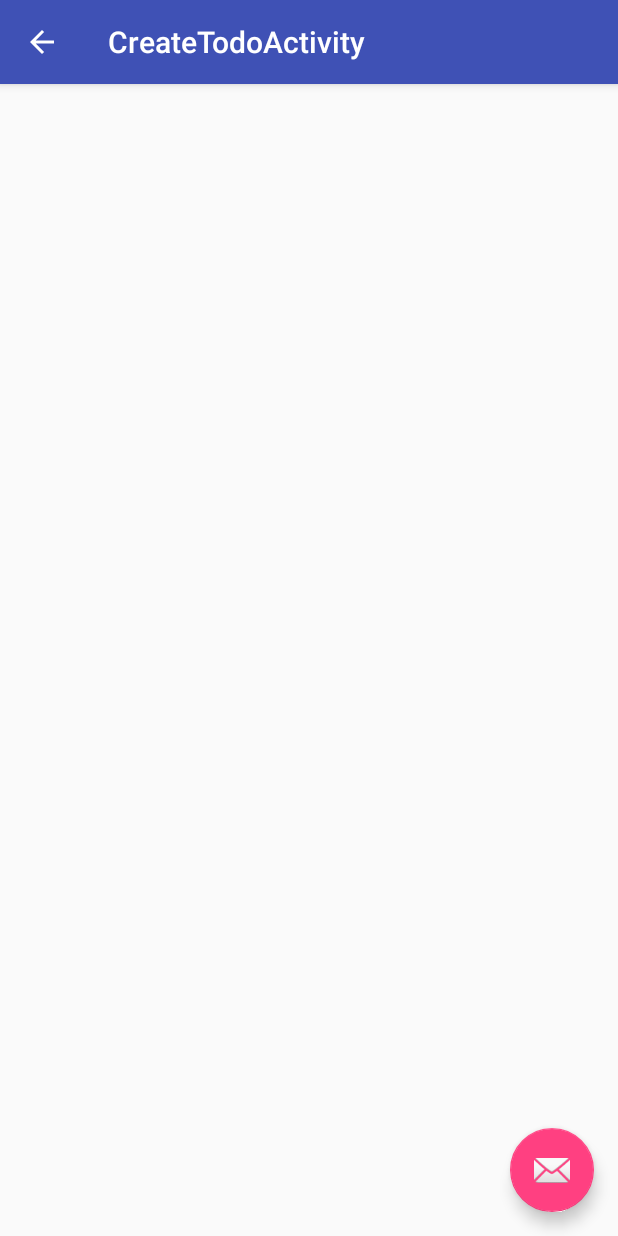
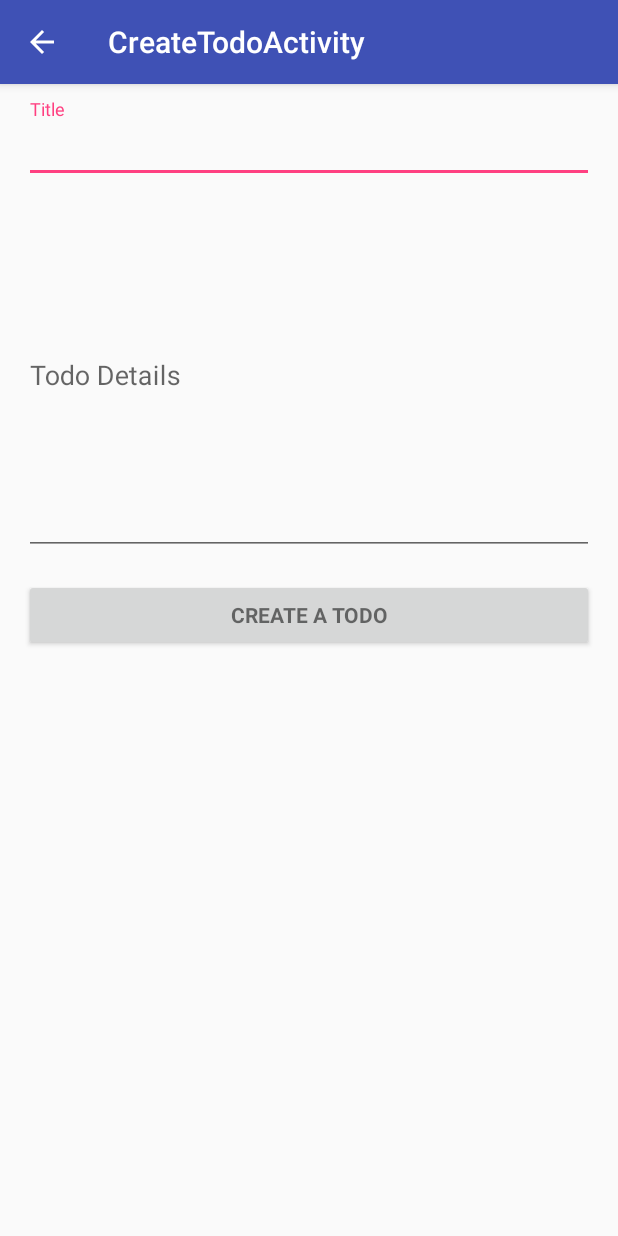
Before and after one commit to lon-albert/mentoring-todo_app, an Android app: the CreateTodoActivity screen opened directly, with no data from a screen before it, on a phone screen of 412 x 824 dp. Run offline under Robolectric (Android 15) with nearby library versions, the phone set to English and light mode, and no system bars.

Commit message:
MainActivity and CreateToDoActivity

```diff
--- a/app/src/main/AndroidManifest.xml
+++ b/app/src/main/AndroidManifest.xml
@@ -1,6 +1,11 @@
 <?xml version="1.0" encoding="utf-8"?>
 <manifest xmlns:android="http://schemas.android.com/apk/res/android"
     package="com.android.ilab.todoapp">
+
+    <!-- To auto-complete the email text field in the login form with the user's emails -->
+    <uses-permission android:name="android.permission.GET_ACCOUNTS" />
+    <uses-permission android:name="android.permission.READ_PROFILE" />
+    <uses-permission android:name="android.permission.READ_CONTACTS" />
 
     <application
         android:allowBackup="true"
--- a/app/src/main/java/com/android/ilab/todoapp/CreateTodoActivity.java
+++ b/app/src/main/java/com/android/ilab/todoapp/CreateTodoActivity.java
@@ -1,13 +1,18 @@
 package com.android.ilab.todoapp;
 
 import android.os.Bundle;
-import android.support.design.widget.FloatingActionButton;
-import android.support.design.widget.Snackbar;
 import android.support.v7.app.AppCompatActivity;
+import android.support.v7.widget.AppCompatButton;
 import android.support.v7.widget.Toolbar;
 import android.view.View;
+import android.widget.AutoCompleteTextView;
+import android.widget.EditText;
 
 public class CreateTodoActivity extends AppCompatActivity {
+
+    AutoCompleteTextView titleView;
+    EditText detailView;
+    AppCompatButton sendButton;
 
     @Override
     protected void onCreate(Bundle savedInstanceState) {
@@ -16,15 +21,46 @@ public class CreateTodoActivity extends AppCompatActivity {
         Toolbar toolbar = (Toolbar) findViewById(R.id.toolbar);
         setSupportActionBar(toolbar);
 
-        FloatingActionButton fab = (FloatingActionButton) findViewById(R.id.fab);
-        fab.setOnClickListener(new View.OnClickListener() {
-            @Override
-            public void onClick(View view) {
-                Snackbar.make(view, "Replace with your own action", Snackbar.LENGTH_LONG)
-                        .setAction("Action", null).show();
-            }
-        });
+        titleView = (AutoCompleteTextView) findViewById(R.id.title);
+        detailView = (EditText) findViewById(R.id.detail);
+        sendButton = (AppCompatButton) findViewById(R.id.create_button);
+
         getSupportActionBar().setDisplayHomeAsUpEnabled(true);
+
+        sendButton.setOnClickListener(
+                new View.OnClickListener() {
+                    @Override
+                    public void onClick(View v) {
+                        postData();
+                    }
+                }
+        );
+
     }
 
+    private void postData() {
+        if(!validateData()) {
+            return;
+        }
+
+        // TODO Implement posting to server
+    }
+
+    private boolean validateData() {
+        String title = titleView.getText().toString();
+        String detail = detailView.getText().toString();
+
+        if(title.length() < 3 || title.length() > 20){
+            titleView.setError("Must be between 3 and 20 characters");
+        }
+
+        if((detail.length() < 5 || detail.length() > 200)){
+            detailView.setError("Must be between 5 and 200 characters");
+        }
+
+        return false;
+
+    }
+
+
 }
--- a/app/src/main/res/layout/activity_create_todo.xml
+++ b/app/src/main/res/layout/activity_create_todo.xml
@@ -23,12 +23,4 @@
 
     <include layout="@layout/content_create_todo" />
 
-    <android.support.design.widget.FloatingActionButton
-        android:id="@+id/fab"
-        android:layout_width="wrap_content"
-        android:layout_height="wrap_content"
-        android:layout_gravity="bottom|end"
-        android:layout_margin="@dimen/fab_margin"
-        app:srcCompat="@android:drawable/ic_dialog_email" />
-
 </android.support.design.widget.CoordinatorLayout>
--- a/app/src/main/res/layout/content_create_todo.xml
+++ b/app/src/main/res/layout/content_create_todo.xml
@@ -1,16 +1,74 @@
-<?xml version="1.0" encoding="utf-8"?>
-<RelativeLayout xmlns:android="http://schemas.android.com/apk/res/android"
-    xmlns:app="http://schemas.android.com/apk/res-auto"
-    xmlns:tools="http://schemas.android.com/tools"
-    android:id="@+id/content_create_todo"
+<LinearLayout xmlns:android="http://schemas.android.com/apk/res/android"
     android:layout_width="match_parent"
     android:layout_height="match_parent"
+    android:gravity="center_horizontal"
+    android:orientation="vertical"
     android:paddingBottom="@dimen/activity_vertical_margin"
     android:paddingLeft="@dimen/activity_horizontal_margin"
     android:paddingRight="@dimen/activity_horizontal_margin"
-    android:paddingTop="@dimen/activity_vertical_margin"
-    app:layout_behavior="@string/appbar_scrolling_view_behavior"
-    tools:context="com.android.ilab.todoapp.CreateTodoActivity"
-    tools:showIn="@layout/activity_create_todo">
+    android:paddingTop="@dimen/activity_vertical_margin">
 
-</RelativeLayout>
+    <!-- Login progress -->
+    <ProgressBar
+        android:id="@+id/login_progress"
+        style="?android:attr/progressBarStyleLarge"
+        android:layout_width="wrap_content"
+        android:layout_height="wrap_content"
+        android:layout_marginBottom="8dp"
+        android:visibility="gone" />
+
+
+    <ScrollView
+        android:id="@+id/login_form"
+        android:layout_width="match_parent"
+        android:layout_height="match_parent"
+        android:layout_marginTop="50dp">
+
+        <LinearLayout
+            android:id="@+id/email_login_form"
+            android:layout_width="match_parent"
+            android:layout_height="wrap_content"
+            android:orientation="vertical">
+
+            <android.support.design.widget.TextInputLayout
+                android:layout_width="match_parent"
+                android:layout_height="wrap_content">
+
+                <AutoCompleteTextView
+                    android:id="@+id/title"
+                    android:layout_width="match_parent"
+                    android:layout_height="wrap_content"
+                    android:hint="@string/title"
+                    android:inputType="textEmailAddress"
+                    android:maxLines="1"
+                    android:singleLine="true" />
+
+            </android.support.design.widget.TextInputLayout>
+
+            <android.support.design.widget.TextInputLayout
+                android:layout_width="match_parent"
+                android:layout_height="wrap_content">
+
+                <EditText
+                    android:id="@+id/detail"
+                    android:layout_width="match_parent"
+                    android:layout_height="wrap_content"
+                    android:hint="@string/detail"
+                    android:inputType="textMultiLine"
+                    android:minLines="10"
+                    android:singleLine="true" />
+
+            </android.support.design.widget.TextInputLayout>
+
+            <android.support.v7.widget.AppCompatButton
+                android:id="@+id/create_button"
+                style="?android:textAppearanceSmall"
+                android:layout_width="match_parent"
+                android:layout_height="wrap_content"
+                android:layout_marginTop="16dp"
+                android:text="@string/action_create_todo"
+                android:textStyle="bold" />
+
+        </LinearLayout>
+    </ScrollView>
+</LinearLayout>
--- a/app/src/main/res/values/strings.xml
+++ b/app/src/main/res/values/strings.xml
@@ -3,4 +3,20 @@
     <string name="title_activity_main">MainActivity</string>
     <string name="dummy_text">Nullam vel sem. Cras sagittis. Donec mi odio, faucibus at, scelerisque quis, convallis in, nisi.</string>
     <string name="title_activity_create_todo">CreateTodoActivity</string>
+    <string name="title_activity_login">Sign in</string>
+
+    <!-- Strings related to login -->
+    <string name="prompt_email">Email</string>
+    <string name="prompt_password">Password (optional)</string>
+    <string name="action_create_todo">Create a Todo</string>
+    <string name="action_sign_in_short">Sign in</string>
+    <string name="error_invalid_email">This email address is invalid</string>
+    <string name="error_invalid_password">This password is too short</string>
+    <string name="error_incorrect_password">This password is incorrect</string>
+    <string name="error_field_required">This field is required</string>
+    <string name="permission_rationale">"Contacts permissions are needed for providing email
+        completions."
+    </string>
+    <string name="detail">Todo Details</string>
+    <string name="title">Title</string>
 </resources>
```
